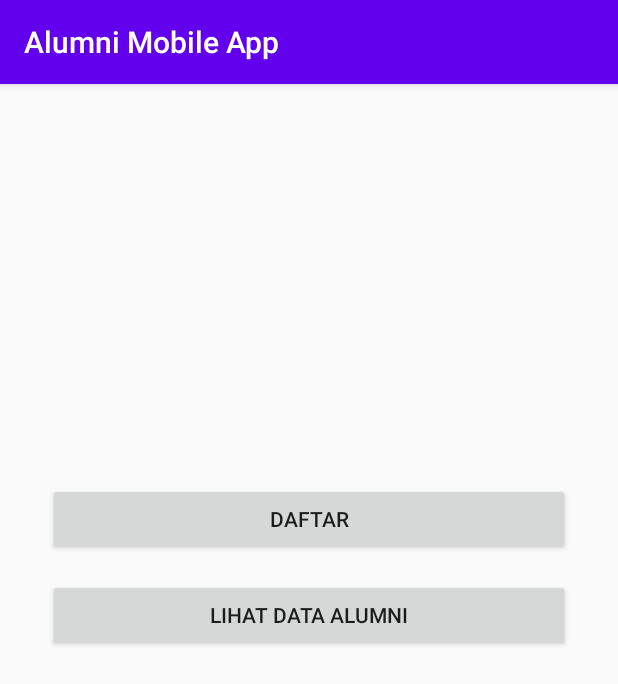
After one commit to gelarpambudi/alumni-mobile-app, an Android app: the mainpage screen opened directly, with no data from a screen before it, on a phone screen of 412 x 824 dp. The commit adds this screen. Shown: the top 684 px of the screen. Run offline under Robolectric (Android 15) with nearby library versions, the phone set to English and light mode, and no system bars; our stand-ins replace ButterKnife.

Commit message:
add mainpage activity

```diff
--- a/app/src/main/AndroidManifest.xml
+++ b/app/src/main/AndroidManifest.xml
@@ -11,7 +11,8 @@
         android:roundIcon="@mipmap/ic_launcher_round"
         android:supportsRtl="true"
         android:theme="@style/AppTheme">
-        <activity android:name=".UpdateActivity"></activity>
+        <activity android:name=".mainpage"></activity>
+        <activity android:name=".UpdateActivity" />
         <activity android:name=".ViewActivity" />
         <activity android:name=".MainActivity">
             <intent-filter>
--- a/app/src/main/java/com/example/alumnimobileapp/MainActivity.java
+++ b/app/src/main/java/com/example/alumnimobileapp/MainActivity.java
@@ -21,7 +21,7 @@ import retrofit2.converter.gson.GsonConverterFactory;
 
 public class MainActivity extends AppCompatActivity {
 
-    public static final String URL = "http://gpa-alumni.000webhostapp.com/";
+    public static final String URL = "https://gpa-alumni.000webhostapp.com/";
     private ProgressDialog progress;
 
     @BindView(R.id.editTextNama) EditText editTextNama;
--- a/app/src/main/java/com/example/alumnimobileapp/UpdateActivity.java
+++ b/app/src/main/java/com/example/alumnimobileapp/UpdateActivity.java
@@ -22,7 +22,7 @@ import retrofit2.converter.gson.GsonConverterFactory;
 
 public class UpdateActivity extends AppCompatActivity {
 
-    public static final String URL = "http://gpa-alumni.000webhostapp.com/";
+    public static final String URL = "https://gpa-alumni.000webhostapp.com/";
     private ProgressDialog progress;
 
     @BindView(R.id.editTextNama) EditText editTextNama;
--- a/app/src/main/java/com/example/alumnimobileapp/ViewActivity.java
+++ b/app/src/main/java/com/example/alumnimobileapp/ViewActivity.java
@@ -26,7 +26,7 @@ import retrofit2.converter.gson.GsonConverterFactory;
 
 public class ViewActivity extends AppCompatActivity implements SearchView.OnQueryTextListener {
 
-    public static final String URL = "http://gpa-alumni.000webhostapp.com/";
+    public static final String URL = "https://gpa-alumni.000webhostapp.com/";
     private List<Result> results = new ArrayList<>();
     private RecyclerViewAdapter viewAdapter;
 
--- /dev/null
+++ b/app/src/main/java/com/example/alumnimobileapp/mainpage.java
@@ -0,0 +1,21 @@
+package com.example.alumnimobileapp;
+
+import androidx.appcompat.app.AppCompatActivity;
+import android.os.Bundle;
+
+import android.content.Intent;
+import android.widget.EditText;
+import android.widget.Toast;
+
+import butterknife.BindView;
+import butterknife.ButterKnife;
+
+
+public class mainpage extends AppCompatActivity {
+
+    @Override
+    protected void onCreate(Bundle savedInstanceState) {
+        super.onCreate(savedInstanceState);
+        setContentView(R.layout.activity_mainpage);
+    }
+}
--- /dev/null
+++ b/app/src/main/res/layout/activity_mainpage.xml
@@ -0,0 +1,44 @@
+<?xml version="1.0" encoding="utf-8"?>
+<androidx.constraintlayout.widget.ConstraintLayout xmlns:android="http://schemas.android.com/apk/res/android"
+    xmlns:app="http://schemas.android.com/apk/res-auto"
+    xmlns:tools="http://schemas.android.com/tools"
+    android:id="@+id/activity_main"
+    android:layout_width="match_parent"
+    android:layout_height="match_parent"
+    android:paddingBottom="@dimen/activity_vertical_margin"
+    android:paddingLeft="@dimen/activity_horizontal_margin"
+    android:paddingRight="@dimen/activity_horizontal_margin"
+    android:paddingTop="@dimen/activity_vertical_margin"
+    android:orientation="vertical"
+    tools:context="com.example.alumnimobileapp.MainActivity">
+
+
+    <Button
+        android:id="@+id/buttonDaftar"
+        android:layout_width="match_parent"
+        android:layout_height="wrap_content"
+        android:layout_marginStart="16dp"
+        android:layout_marginLeft="16dp"
+        android:layout_marginTop="250dp"
+        android:layout_marginEnd="16dp"
+        android:layout_marginRight="16dp"
+        android:text="@string/register"
+        app:layout_constraintEnd_toEndOf="parent"
+        app:layout_constraintStart_toStartOf="parent"
+        app:layout_constraintTop_toTopOf="parent" />
+
+    <Button
+        android:id="@+id/buttonLihat"
+        android:layout_width="match_parent"
+        android:layout_height="wrap_content"
+        android:layout_marginStart="16dp"
+        android:layout_marginLeft="16dp"
+        android:layout_marginTop="16dp"
+        android:layout_marginEnd="16dp"
+        android:layout_marginRight="16dp"
+        android:text="@string/view"
+        app:layout_constraintEnd_toEndOf="parent"
+        app:layout_constraintStart_toStartOf="parent"
+        app:layout_constraintTop_toBottomOf="@+id/buttonDaftar" />
+
+</androidx.constraintlayout.widget.ConstraintLayout>
```
Also changed, not shown: app/build.gradle (+7 -0 lines), app/src/main/res/navigation/nav_graph.xml (added, +15 -0 lines).
